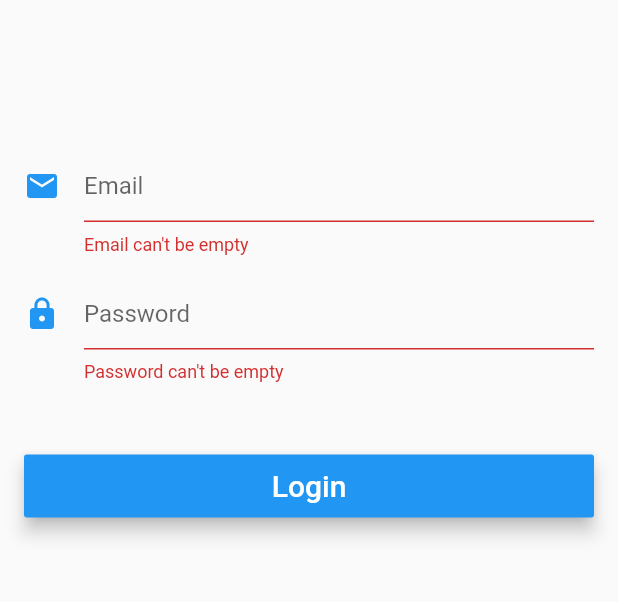
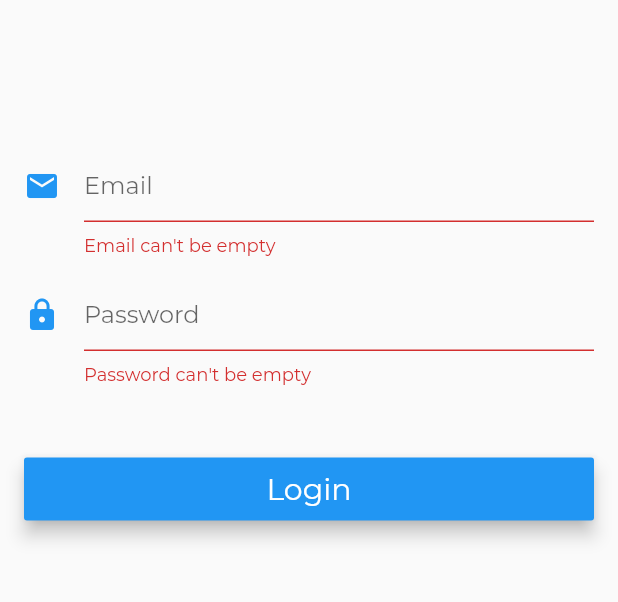
Before and after one commit to todorstoev/tsnews, a Flutter app: the screen it shows after launch, after a tap on "Login", on a phone screen of 412 x 824 dp, the part 357-959 px from its top. Run offline on Flutter 3.47's test engine with Material 2 defaults, Android fonts, the phone set to English and light mode, and no system bars; our stand-ins replace firebase_auth, font_awesome_flutter; accounts and stored records are empty; generated files the repository leaves out were written again.

Commit message:
Merge branch 'master' of https://github.com/todorstoev/tsnews
# Conflicts:
#	lib/main.dart

```diff
--- a/lib/main.dart
+++ b/lib/main.dart
@@ -114,7 +114,8 @@ class _PageBuilderState extends State<PageBuilder> {
                       margin: EdgeInsets.only(left: 20.0),
                       child: Text(
                         'Calculator',
-                        style: TextStyle(fontSize: 20),
+                        style: TextStyle(fontSize: 20, fontFamily: 'Montserrat')
+                        ,
                       ))
                 ],
               ),
--- a/lib/models/themes.dart
+++ b/lib/models/themes.dart
@@ -9,7 +9,7 @@ class MyThemes {
 
   static final ThemeData lightTheme = ThemeData(
       brightness: Brightness.light,
-      fontFamily: 'Plaster',
+      fontFamily: 'Montserrat',
       primaryColor: Color(0xFF2196f3),
       primaryColorDark: Color(0xFF0069c0),
       primaryColorLight: Color(0xFF6ec6ff),
--- a/lib/screens/login.dart
+++ b/lib/screens/login.dart
@@ -24,6 +24,7 @@ class _LoginPageState extends State<LoginPage> {
       width: 0.0,
     );
   }
+
 
   Widget _showLogo() {
     return Hero(
```
Also changed, not shown: pubspec.yaml (+18 -25 lines), fonts/Montserrat-Regular.ttf (renamed from assets/fonts/Montserrat-Regular.ttf), fonts/Montserrat-SemiBold.ttf (renamed from assets/fonts/Montserrat-SemiBold.ttf), fonts/Plaster-Regular.ttf (renamed from assets/fonts/Plaster-Regular.ttf).
